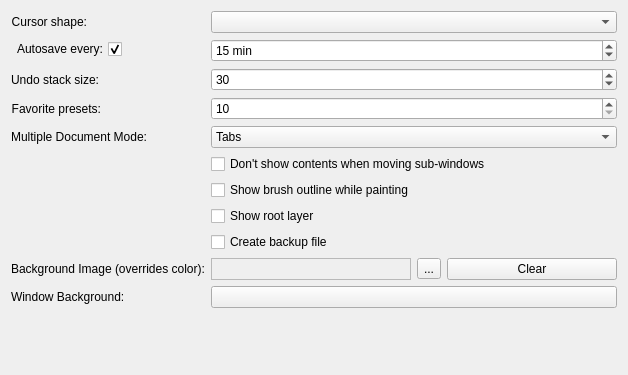
KDE/krita, file krita/ui/forms/wdggeneralsettings.ui: the form before one commit.
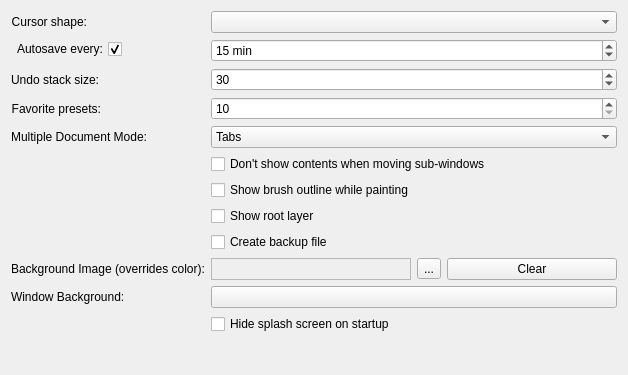
The form after the commit. Custom widgets are drawn as their Qt base class.

Commit message:
BUG:342843 Make it possible to re-enable the splash screen.
Patch by Ranveer Aggarwal. Thanks!
CCMAIL:ranveeraggarwal@gmail.com
REVIEW:122565

```diff
--- a/krita/ui/forms/wdggeneralsettings.ui
+++ b/krita/ui/forms/wdggeneralsettings.ui
@@ -261,6 +261,13 @@
        </property>
       </widget>
      </item>
+     <item row="12" column="1">
+      <widget class="QCheckBox" name="m_hideSplashScreen">
+       <property name="text">
+        <string>Hide splash screen on startup</string>
+       </property>
+      </widget>
+     </item>
     </layout>
    </item>
    <item>
```
The commit also changes 4 other files.
